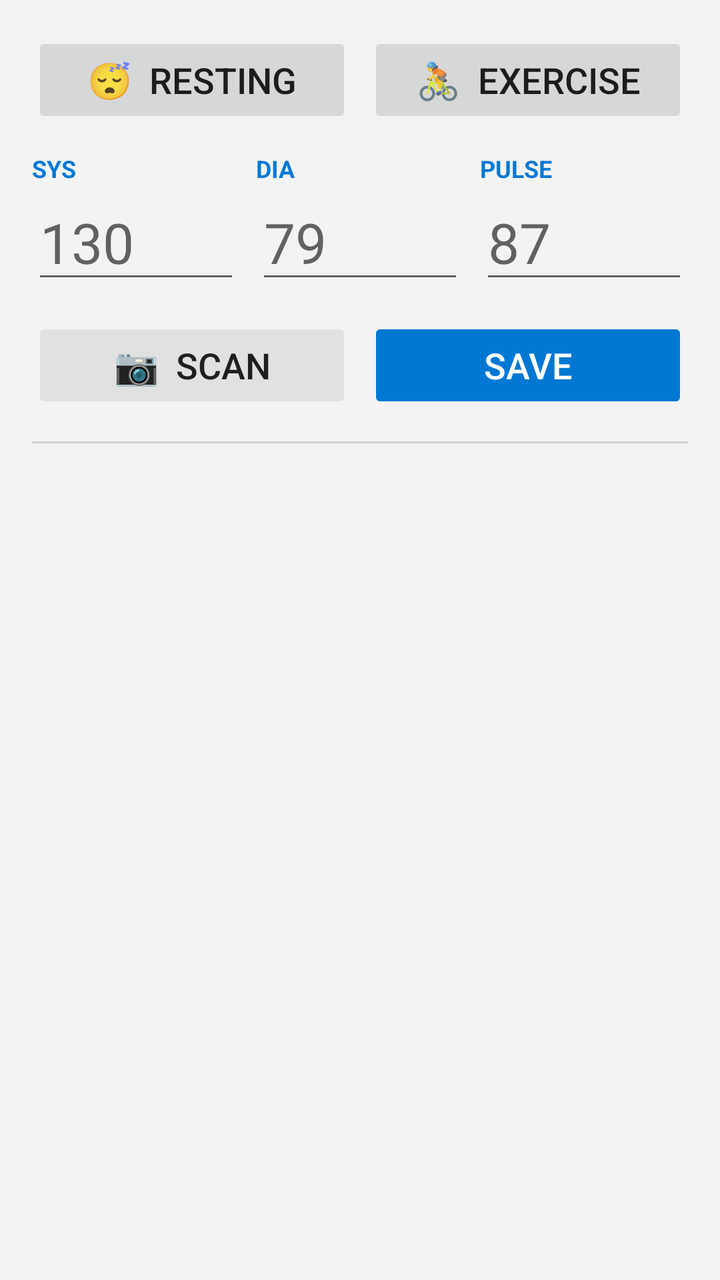
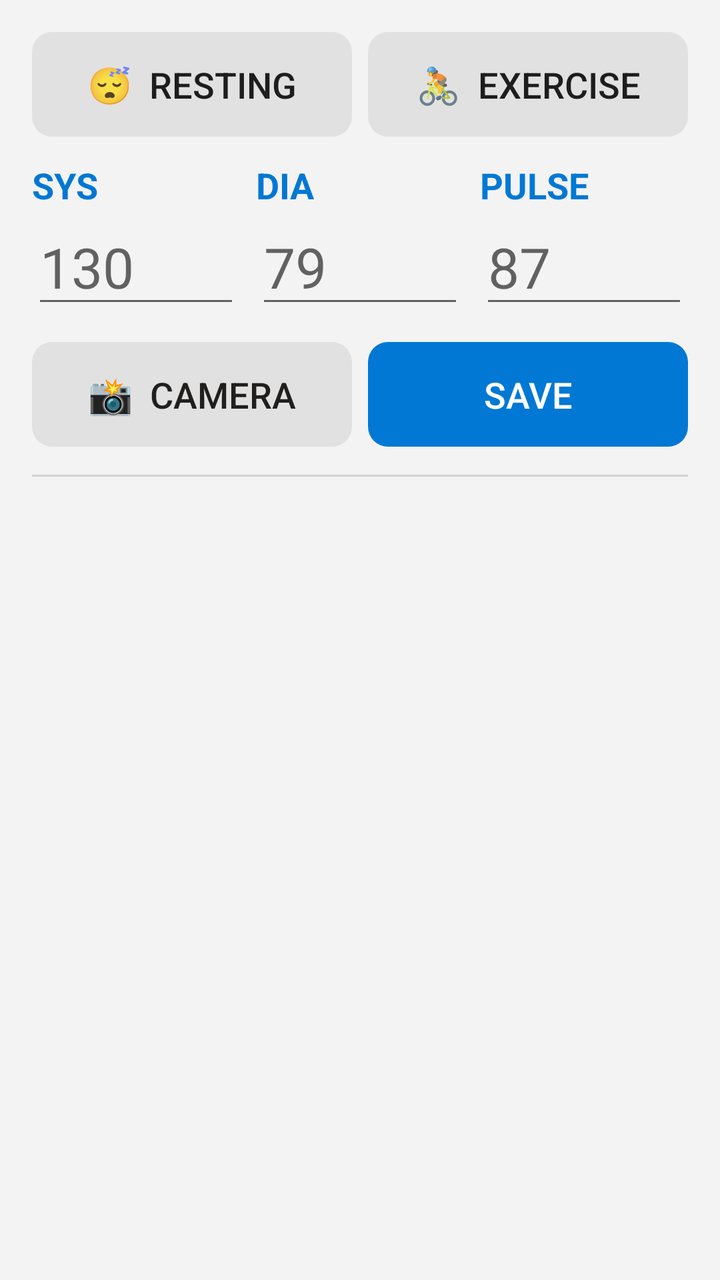

Compare the two renders of this Android layout. The source of the first and the diff that turns it into the second are given below.
<!-- AndroidManifest.xml: application theme AppTheme -->
<!-- res/layout/activity_main.xml -->
<?xml version="1.0" encoding="utf-8"?>
<LinearLayout xmlns:android="http://schemas.android.com/apk/res/android"
    android:layout_width="match_parent"
    android:layout_height="match_parent"
    android:orientation="vertical"
    android:padding="16dp">

    <LinearLayout
        android:layout_width="match_parent"
        android:layout_height="wrap_content"
        android:orientation="horizontal">

        <Button
            android:id="@+id/btnResting"
            android:layout_width="0dp"
            android:layout_height="wrap_content"
            android:layout_weight="1"
            android:textSize="18sp"
            android:stateListAnimator="@null"
            android:text="😴  Resting" />

        <Button
            android:id="@+id/btnExercise"
            android:layout_width="0dp"
            android:layout_height="wrap_content"
            android:layout_weight="1"
            android:layout_marginStart="8dp"
            android:textSize="18sp"
            android:stateListAnimator="@null"
            android:text="🚴  Exercise" />
    </LinearLayout>

    <LinearLayout
        android:layout_width="match_parent"
        android:layout_height="wrap_content"
        android:layout_marginTop="12dp"
        android:orientation="horizontal">

        <LinearLayout
            android:layout_width="0dp"
            android:layout_height="wrap_content"
            android:layout_weight="1"
            android:orientation="vertical">
            <TextView
                android:layout_width="wrap_content"
                android:layout_height="wrap_content"
                android:text="SYS"
                android:textColor="#0078D4"
                android:textStyle="bold"
                android:textSize="12sp" />
            <EditText
                android:id="@+id/etSys"
                android:layout_width="match_parent"
                android:layout_height="wrap_content"
                android:inputType="number"
                android:maxLength="3"
                android:textSize="28sp"
                android:hint="130"
                android:importantForAutofill="no" />
        </LinearLayout>

        <LinearLayout
            android:layout_width="0dp"
            android:layout_height="wrap_content"
            android:layout_weight="1"
            android:layout_marginStart="8dp"
            android:orientation="vertical">
            <TextView
                android:layout_width="wrap_content"
                android:layout_height="wrap_content"
                android:text="DIA"
                android:textColor="#0078D4"
                android:textStyle="bold"
                android:textSize="12sp" />
            <EditText
                android:id="@+id/etDia"
                android:layout_width="match_parent"
                android:layout_height="wrap_content"
                android:inputType="number"
                android:maxLength="3"
                android:textSize="28sp"
                android:hint="79"
                android:importantForAutofill="no" />
        </LinearLayout>

        <LinearLayout
            android:layout_width="0dp"
            android:layout_height="wrap_content"
            android:layout_weight="1"
            android:layout_marginStart="8dp"
            android:orientation="vertical">
            <TextView
                android:layout_width="wrap_content"
                android:layout_height="wrap_content"
                android:text="PULSE"
                android:textColor="#0078D4"
                android:textStyle="bold"
                android:textSize="12sp" />
            <EditText
                android:id="@+id/etPulse"
                android:layout_width="match_parent"
                android:layout_height="wrap_content"
                android:inputType="number"
                android:maxLength="3"
                android:textSize="28sp"
                android:hint="87"
                android:imeOptions="actionDone"
                android:importantForAutofill="no" />
        </LinearLayout>
    </LinearLayout>

    <LinearLayout
        android:layout_width="match_parent"
        android:layout_height="wrap_content"
        android:layout_marginTop="12dp"
        android:orientation="horizontal">

        <Button
            android:id="@+id/btnScan"
            android:layout_width="0dp"
            android:layout_height="wrap_content"
            android:layout_weight="1"
            android:textSize="18sp"
            android:textColor="#201F1E"
            android:backgroundTint="#E1E1E1"
            android:stateListAnimator="@null"
            android:text="📷  Scan" />

        <Button
            android:id="@+id/btnSave"
            android:layout_width="0dp"
            android:layout_height="wrap_content"
            android:layout_weight="1"
            android:layout_marginStart="8dp"
            android:textSize="18sp"
            android:textColor="#FFFFFF"
            android:backgroundTint="#0078D4"
            android:stateListAnimator="@null"
            android:text="Save" />
    </LinearLayout>

    <View
        android:layout_width="match_parent"
        android:layout_height="1dp"
        android:layout_marginTop="14dp"
        android:background="#22000000" />

    <TextView
        android:id="@+id/tvEmpty"
        android:layout_width="match_parent"
        android:layout_height="wrap_content"
        android:layout_marginTop="24dp"
        android:gravity="center"
        android:text="No readings yet.\nType the numbers and tap Save."
        android:textSize="15sp"
        android:visibility="gone" />

    <ListView
        android:id="@+id/list"
        android:layout_width="match_parent"
        android:layout_height="match_parent"
        android:layout_marginTop="4dp"
        android:divider="#22000000"
        android:dividerHeight="1dp" />
</LinearLayout>
<!-- resources referenced by this layout -->
<resources>
  <style name="AppTheme" parent="@android:style/Theme.Material.Light.DarkActionBar">
          <item name="android:colorPrimary">#0078D4</item>
          <item name="android:colorPrimaryDark">#005A9E</item>
          <item name="android:colorAccent">#0078D4</item>
          <item name="android:windowBackground">#F3F3F3</item>
      </style>
</resources>

<!-- the commit's change to res/layout/activity_main.xml (unified diff, before → after) -->
@@ -12,20 +12,28 @@
 
         <Button
             android:id="@+id/btnResting"
+            android:background="@drawable/btn_rounded"
+            android:paddingTop="14dp"
+            android:paddingBottom="14dp"
             android:layout_width="0dp"
             android:layout_height="wrap_content"
             android:layout_weight="1"
             android:textSize="18sp"
+            android:backgroundTint="#E1E1E1"
             android:stateListAnimator="@null"
             android:text="😴  Resting" />
 
         <Button
             android:id="@+id/btnExercise"
+            android:background="@drawable/btn_rounded"
+            android:paddingTop="14dp"
+            android:paddingBottom="14dp"
             android:layout_width="0dp"
             android:layout_height="wrap_content"
             android:layout_weight="1"
             android:layout_marginStart="8dp"
             android:textSize="18sp"
+            android:backgroundTint="#E1E1E1"
             android:stateListAnimator="@null"
             android:text="🚴  Exercise" />
     </LinearLayout>
@@ -47,7 +55,7 @@
                 android:text="SYS"
                 android:textColor="#0078D4"
                 android:textStyle="bold"
-                android:textSize="12sp" />
+                android:textSize="18sp" />
             <EditText
                 android:id="@+id/etSys"
                 android:layout_width="match_parent"
@@ -71,7 +79,7 @@
                 android:text="DIA"
                 android:textColor="#0078D4"
                 android:textStyle="bold"
-                android:textSize="12sp" />
+                android:textSize="18sp" />
             <EditText
                 android:id="@+id/etDia"
                 android:layout_width="match_parent"
@@ -95,7 +103,7 @@
                 android:text="PULSE"
                 android:textColor="#0078D4"
                 android:textStyle="bold"
-                android:textSize="12sp" />
+                android:textSize="18sp" />
             <EditText
                 android:id="@+id/etPulse"
                 android:layout_width="match_parent"
@@ -117,6 +125,9 @@
 
         <Button
             android:id="@+id/btnScan"
+            android:background="@drawable/btn_rounded"
+            android:paddingTop="14dp"
+            android:paddingBottom="14dp"
             android:layout_width="0dp"
             android:layout_height="wrap_content"
             android:layout_weight="1"
@@ -124,10 +135,13 @@
             android:textColor="#201F1E"
             android:backgroundTint="#E1E1E1"
             android:stateListAnimator="@null"
-            android:text="📷  Scan" />
+            android:text="📸  Camera" />
 
         <Button
             android:id="@+id/btnSave"
+            android:background="@drawable/btn_rounded"
+            android:paddingTop="14dp"
+            android:paddingBottom="14dp"
             android:layout_width="0dp"
             android:layout_height="wrap_content"
             android:layout_weight="1"
<!-- resource entries referenced after the edit -->
@@ -1,5 +1,12 @@
 <!-- resources referenced by this layout -->
 <resources>
+  <!-- drawable btn_rounded (drawable) -->
+  <?xml version="1.0" encoding="utf-8"?>
+  <shape xmlns:android="http://schemas.android.com/apk/res/android"
+      android:shape="rectangle">
+      <corners android:radius="10dp" />
+      <solid android:color="#FFFFFF" />
+  </shape>
   <style name="AppTheme" parent="@android:style/Theme.Material.Light.DarkActionBar">
           <item name="android:colorPrimary">#0078D4</item>
           <item name="android:colorPrimaryDark">#005A9E</item>
